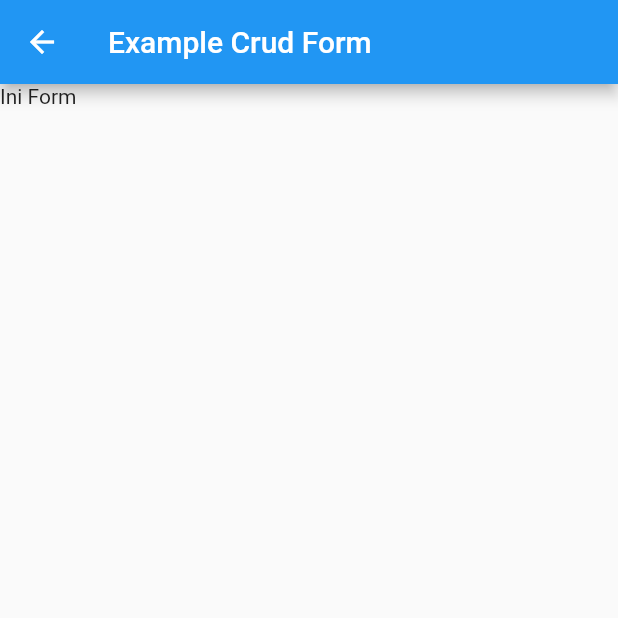
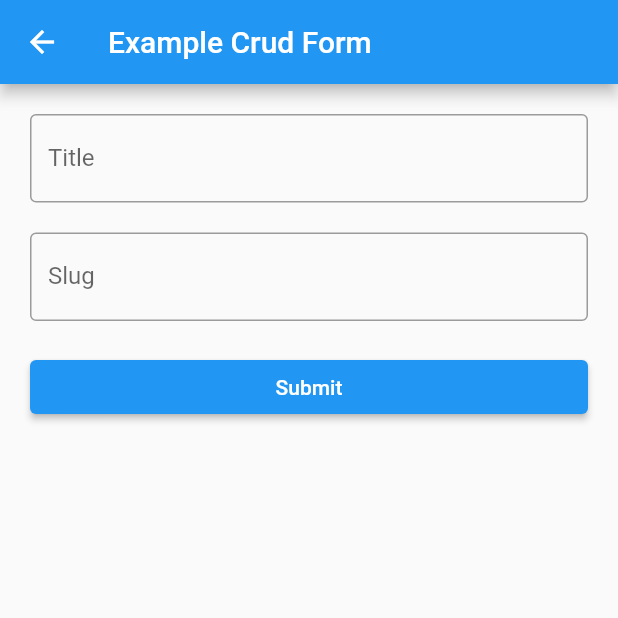
Before and after one commit to yobisetiawan/base-flutter3, a Flutter app: the ExamplePage screen opened by its route, after a tap on the "add" icon, on a phone screen of 412 x 824 dp, the top half of it. Run offline on Flutter 3.47's test engine with Material 2 defaults, Android fonts, the phone set to English and light mode, and no system bars; our stand-ins replace get, get_storage, getwidget; accounts and stored records are empty; network calls fail.

```diff
--- a/lib/controllers/example.dart
+++ b/lib/controllers/example.dart
@@ -1,6 +1,8 @@
 import 'package:app3/configs/route_name.dart';
 import 'package:app3/models/example.dart';
 import 'package:app3/provider/api.dart';
+import 'package:app3/provider/helper.dart';
+import 'package:flutter/material.dart';
 import 'package:get/get.dart';
 
 class ExampleController extends GetxController {
@@ -8,7 +10,12 @@ class ExampleController extends GetxController {
   var isLoading = false.obs;
   var list = <ExampleModel>[].obs;
 
+  final Rx<ExampleModel?> selectedItem = RxNullable<ExampleModel?>().setNull();
+
   final api = Get.find<ApiProvider>();
+
+  var titleInput = TextEditingController();
+  var slugInput = TextEditingController();
 
   /// Called 1 frame after onInit(). It is the perfect place to enter
   /// navigation events, like snackbar, dialogs, or a new route, or
@@ -17,6 +24,15 @@ class ExampleController extends GetxController {
   void onReady() {
     super.onReady();
     fetchData();
+  }
+
+  setSelectedItem(item) {
+    selectedItem(item);
+
+    titleInput.text = selectedItem.value?.title ?? '';
+    slugInput.text = selectedItem.value?.slug ?? '';
+
+    Get.toNamed(RouteName.exampleForm);
   }
 
   fetchData() async {
@@ -33,8 +49,11 @@ class ExampleController extends GetxController {
   }
 
   addForm() {
+    selectedItem(null);
+    titleInput.text = '';
+    slugInput.text = '';
     Get.toNamed(RouteName.exampleForm);
   }
 
-  editForm() {}
+  submitForm() {}
 }
--- a/lib/pages/example.dart
+++ b/lib/pages/example.dart
@@ -18,6 +18,9 @@ class ExamplePage extends StatelessWidget {
           itemBuilder: (context, index) => ListTile(
             title: Text(c.list[index].title),
             subtitle: Text(c.list[index].slug),
+            onTap: () {
+              c.setSelectedItem(c.list[index]);
+            },
           ),
         ),
       ),
@@ -37,11 +40,55 @@ class ExampleFormPage extends StatelessWidget {
 
   @override
   Widget build(BuildContext context) {
+    var c = Get.find<ExampleController>();
+
     return Scaffold(
       appBar: AppBar(
         title: const Text('Example Crud Form'),
       ),
-      body: const Text('Ini Form'),
+      body: ListView(
+        padding: const EdgeInsets.all(20.0),
+        children: [
+
+          Obx(
+            () {
+              var e = (c.error['title'] ?? []).join(', ');
+              return TextField(
+                controller: c.titleInput,
+                decoration: InputDecoration(
+                  border: const OutlineInputBorder(),
+                  labelText: 'Title',
+                  errorText: e != '' ? e : null,
+                ),
+              );
+            },
+          ),
+          const SizedBox(
+            height: 20,
+          ),
+          Obx(
+            () {
+              var e = (c.error['slug'] ?? []).join(', ');
+              return TextField(
+                controller: c.slugInput,
+                decoration: InputDecoration(
+                  border: const OutlineInputBorder(),
+                  labelText: 'Slug',
+                  errorText: e != '' ? e : null,
+                ),
+              );
+            },
+          ),
+          const SizedBox(
+            height: 20,
+          ),
+          ElevatedButton(
+              onPressed: () {
+                c.submitForm();
+              },
+              child: const Text('Submit')),
+        ],
+      ),
     );
   }
 }
--- a/lib/provider/auth.dart
+++ b/lib/provider/auth.dart
@@ -1,11 +1,12 @@
 import 'package:app3/configs/route_name.dart';
 import 'package:app3/models/user.dart';
 import 'package:app3/provider/api.dart';
+import 'package:app3/provider/helper.dart';
 import 'package:get/get.dart';
 import 'package:get_storage/get_storage.dart';
 
 class AuthProvider extends GetxController {
-  final user = UserModel().obs;
+  final Rx<UserModel?> user = RxNullable<UserModel?>().setNull();
 
   final api = GetInstance().find<ApiProvider>();
   final box = GetStorage();
@@ -21,7 +22,7 @@ class AuthProvider extends GetxController {
 
   checkAuth() async {
     await setUser();
-    if (user.value.id == null) {
+    if (user.value == null) {
       Get.offAllNamed(RouteName.login);
     } else {
       Get.offAllNamed(RouteName.home);
--- /dev/null
+++ b/lib/provider/helper.dart
@@ -0,0 +1,5 @@
+import 'package:get/get.dart';
+
+class RxNullable<T> {
+  Rx<T> setNull() => (null as T).obs;
+}
```
Also changed, not shown: lib/models/user.dart (+5 -4 lines), lib/pages/home.dart (+4 -4 lines), lib/models/user.g.dart.
